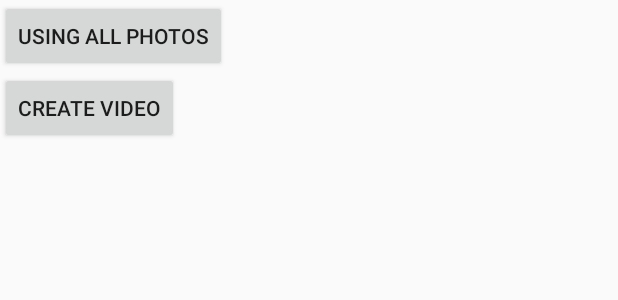
After one commit to yewei600/SelfieDiary, an Android app: the layout fragment_video_config.xml on its own in the app's theme, with its tools: preview values and no code run, on a phone screen of 412 x 824 dp. The commit adds this screen. Shown: the top 300 px of the screen. Run offline under Robolectric (Android 15) with nearby library versions, the phone set to English and light mode, and no system bars.

Commit message:
added VideoConfigFragment and DatesPickerFragment

```diff
--- a/app/build.gradle
+++ b/app/build.gradle
@@ -34,6 +34,7 @@ dependencies {
     implementation 'androidx.appcompat:appcompat:1.0.2'
     implementation 'androidx.core:core-ktx:1.0.2'
     implementation 'androidx.constraintlayout:constraintlayout:1.1.3'
+    implementation 'androidx.legacy:legacy-support-v4:1.0.0'
     testImplementation 'junit:junit:4.12'
     androidTestImplementation 'androidx.test:runner:1.1.1'
     androidTestImplementation 'androidx.test.espresso:espresso-core:3.1.1'
--- /dev/null
+++ b/app/src/main/res/layout/fragment_video_config.xml
@@ -0,0 +1,21 @@
+<?xml version="1.0" encoding="utf-8"?>
+<layout xmlns:android="http://schemas.android.com/apk/res/android" xmlns:tools="http://schemas.android.com/tools">
+    <data>
+
+    </data>
+    <LinearLayout
+            android:layout_width="match_parent"
+            android:orientation="vertical"
+            android:layout_height="match_parent"
+            tools:context=".ui.VideoConfigFragment">
+        <Button
+                android:text="Using All Photos"
+                android:layout_width="wrap_content"
+                android:layout_height="wrap_content" android:id="@+id/using_photos_btn"/>
+        <Button
+                android:text="Create Video"
+                android:layout_width="wrap_content"
+                android:layout_height="wrap_content" android:id="@+id/create_video_btn"/>
+
+    </LinearLayout>
+</layout>
--- a/app/src/main/res/values/styles.xml
+++ b/app/src/main/res/values/styles.xml
@@ -1,7 +1,7 @@
 <resources>
 
     <!-- Base application theme. -->
-    <style name="AppTheme" parent="Theme.AppCompat.Light.DarkActionBar">
+    <style name="AppTheme" parent="Theme.AppCompat.Light.NoActionBar">
         <!-- Customize your theme here. -->
         <item name="colorPrimary">@color/colorPrimary</item>
         <item name="colorPrimaryDark">@color/colorPrimaryDark</item>
```
Also changed, not shown: app/src/main/java/com/ericwei/selfiediary/ui/DatesPickerFragment.kt (added, +31 -0 lines), app/src/main/java/com/ericwei/selfiediary/ui/PictureGridFragment.kt (+19 -7 lines), app/src/main/java/com/ericwei/selfiediary/ui/VideoConfigFragment.kt (added, +40 -0 lines), app/src/main/res/layout/fragment_dates_picker.xml (added, +14 -0 lines), app/src/main/res/navigation/nav_graph.xml (+9 -0 lines).
